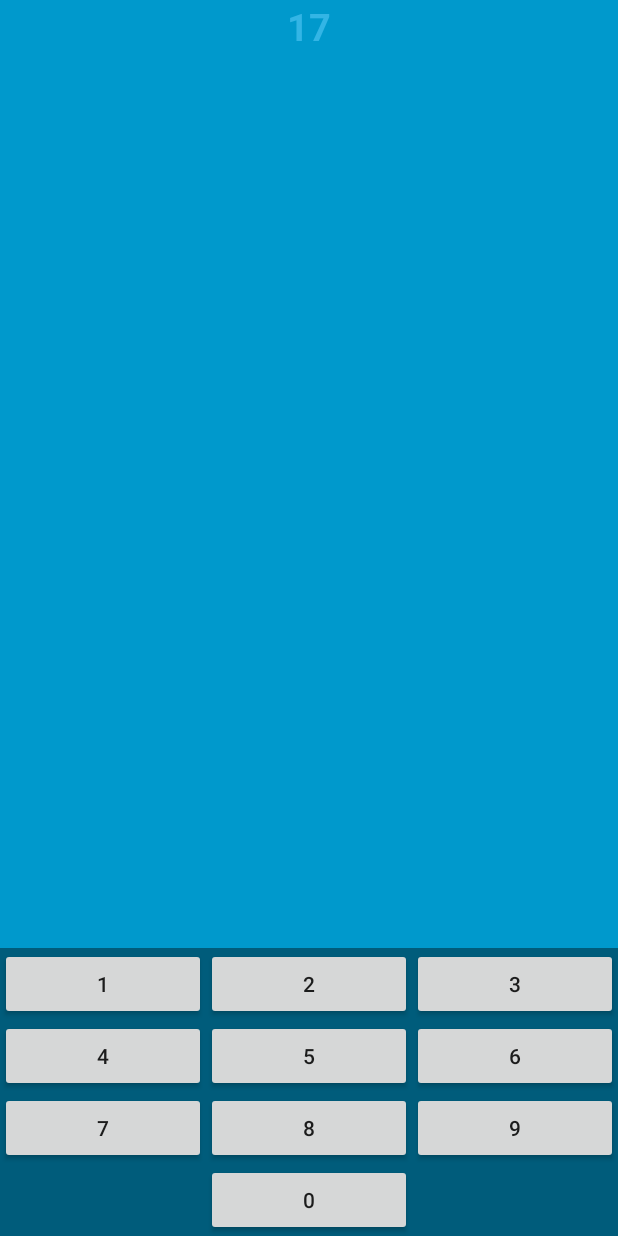
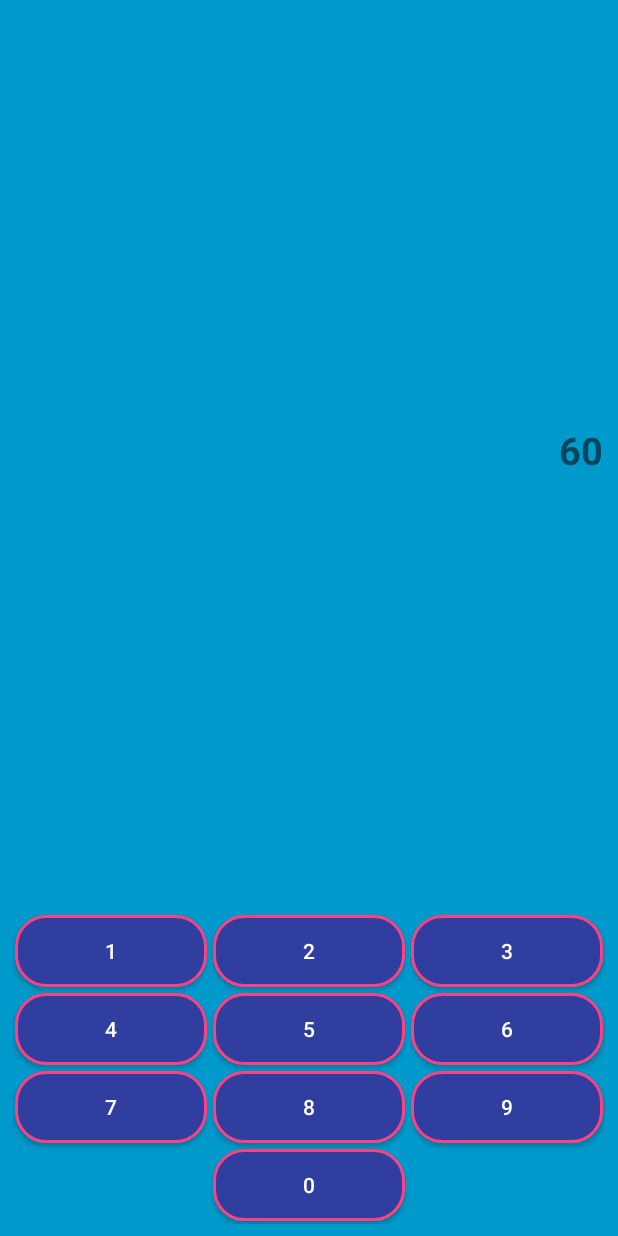
Before and after one commit to RISHIKESHP/PuzzleMath, an Android app: the screen it shows after launch (FullscreenActivity), on a phone screen of 412 x 824 dp. Run offline under Robolectric (Android 15) with nearby library versions, the phone set to English and light mode, and no system bars.

Commit message:
added gridview buttons and list logic to get mul/div/add

```diff
--- a/app/src/main/java/com/rishi/puzzlemath/activity/FullscreenActivity.java
+++ b/app/src/main/java/com/rishi/puzzlemath/activity/FullscreenActivity.java
@@ -3,23 +3,15 @@ package com.rishi.puzzlemath.activity;
 import android.os.Bundle;
 import android.support.v7.app.ActionBar;
 import android.support.v7.app.AppCompatActivity;
-import android.support.v7.widget.GridLayoutManager;
-import android.support.v7.widget.RecyclerView;
-import android.util.Log;
-import android.view.View;
 import android.widget.TextView;
 
 import com.rishi.puzzlemath.R;
-import com.rishi.puzzlemath.adapter.NumberRecyclerAdapter;
 import com.rishi.puzzlemath.util.Util;
 
 
-public class FullscreenActivity extends AppCompatActivity implements NumberRecyclerAdapter.ItemClickListener{
-    private RecyclerView mNumberRecyclerView;
+public class FullscreenActivity extends AppCompatActivity {
     private TextView mNumberTextview;
-    private NumberRecyclerAdapter mNumberRecyclerAdapter;
     private Util mUtil;
-    private String mNumbers[];
 
 
     @Override
@@ -34,7 +26,6 @@ public class FullscreenActivity extends AppCompatActivity implements NumberRecyc
         mUtil = new Util();
         initViews();
         setNumberValue();
-//        setAdapter();
     }
 
     private void setNumberValue() {
@@ -50,28 +41,17 @@ public class FullscreenActivity extends AppCompatActivity implements NumberRecyc
             case 4:
             case 5:
             case 6:
-                mUtil.setMin(16);
-                mUtil.setMax(30);
+                mUtil.setMin(50);
+                mUtil.setMax(100);
                 break;
         }
-        mNumberTextview.setText(""+mUtil.getRandomNumber(mUtil.getMin(),mUtil.getMax()));
+        int result = mUtil.getRandomNumber(mUtil.getMin(),mUtil.getMax());
+        mNumberTextview.setText(""+result);
+        mUtil.getPossibleList(result);
     }
 
     private void initViews() {
-   //     mNumberRecyclerView = findViewById(R.id.rv_numbers);
         mNumberTextview = findViewById(R.id.tv_value);
     }
-    private void setAdapter() {
-        mNumbers = new String[]{"1","2","3","4","5","6","7","8","9"};
-        int numberOfColumns = 3;
-        mNumberRecyclerView.setLayoutManager(new GridLayoutManager(this, numberOfColumns));
-        mNumberRecyclerAdapter = new NumberRecyclerAdapter(FullscreenActivity.this,mNumbers);
-        mNumberRecyclerAdapter.setClickListener(this);
-        mNumberRecyclerView.setAdapter(mNumberRecyclerAdapter);
-    }
 
-    @Override
-    public void onItemClick(View view, int position) {
-        Log.i("TAG", "You clicked number " + mNumberRecyclerAdapter.getItem(position) + ", which is at cell position " + position);
-    }
 }
--- a/app/src/main/java/com/rishi/puzzlemath/util/Util.java
+++ b/app/src/main/java/com/rishi/puzzlemath/util/Util.java
@@ -1,8 +1,12 @@
 package com.rishi.puzzlemath.util;
 
+import android.util.Log;
+
+import java.util.ArrayList;
 import java.util.Random;
 
 public class Util {
+    private String TAG = Util.class.getSimpleName();
     private int min;
     private int max;
 
@@ -35,4 +39,37 @@ public class Util {
     public int getRandomNumber(int min, int max){
         return new Random().nextInt((max - min) + 1) + min;
     }
+    public void getPossibleList(int number)
+    {
+        int mNumber = number;
+        ArrayList<String> mMultipleList = new ArrayList<>();
+        ArrayList<String> mAdditionList = new ArrayList<>();
+        ArrayList<String> mDevisionList = new ArrayList<>();
+
+       for (int i = 1; i <= mNumber ;i++)
+        {
+           for (int j = mNumber; j > 0; j--){
+               if (i * j == mNumber){
+                   mMultipleList.add(i+"*"+j);
+                  // int biggerNum = i > j ? i : j;
+                   Log.d(TAG,"possible lists mul are :"+i+"*"+j);
+               }
+               if (i + j == mNumber){
+                   mAdditionList.add(i+"+"+j);
+                   Log.d(TAG,"possible lists add are :"+i+"+"+j);
+               }
+           }
+            int mul = 0;
+           if (i > 1) {
+               mul = i * mNumber;
+               mDevisionList.add(mul+"/"+i);
+               Log.d(TAG, "devision list :" + mul + "/" + i + "=" + mNumber);
+           }
+
+        }
+        Log.d(TAG,"mMultipleList IS :"+mMultipleList.toString());
+        Log.d(TAG,"mAdditionList IS :"+mAdditionList.toString());
+        Log.d(TAG,"mDevisionList IS :"+mDevisionList.toString());
+
+    }
 }
--- /dev/null
+++ b/app/src/main/res/drawable/button_rounded_square.xml
@@ -0,0 +1,7 @@
+<?xml version="1.0" encoding="utf-8"?>
+<shape xmlns:android="http://schemas.android.com/apk/res/android" android:shape="rectangle">
+    <corners android:radius="20dp"/>
+    <solid android:color="@color/colorPrimaryDark"/>
+    <stroke android:color="@color/colorAccent" android:width="2dp"/>
+
+</shape>
--- a/app/src/main/res/layout/activity_fullscreen.xml
+++ b/app/src/main/res/layout/activity_fullscreen.xml
@@ -1,53 +1,55 @@
 <?xml version="1.0" encoding="utf-8"?>
-<FrameLayout xmlns:android="http://schemas.android.com/apk/res/android"
+<LinearLayout xmlns:android="http://schemas.android.com/apk/res/android"
     xmlns:tools="http://schemas.android.com/tools"
     android:layout_width="match_parent"
     android:layout_height="match_parent"
     android:background="#0099cc"
+    android:orientation="vertical"
     tools:context=".activity.FullscreenActivity">
 
     <!-- The primary full-screen view. This can be replaced with whatever view
          is needed to present your content, e.g. VideoView, SurfaceView,
          TextureView, etc. -->
+    <LinearLayout
+        android:layout_width="match_parent"
+        android:layout_height="0dp"
+        android:layout_weight="8"
+        android:orientation="horizontal">
+        <LinearLayout
+            android:layout_width="0dp"
+            android:layout_height="match_parent"
+            android:orientation="horizontal"
+            android:layout_weight="0.7">
+
+        </LinearLayout>
         <TextView
             android:id="@+id/tv_value"
-        android:layout_width="match_parent"
+            android:layout_width="wrap_content"
             android:layout_height="match_parent"
-        android:gravity="top|center_horizontal"
+            android:gravity="right|center_vertical"
             android:keepScreenOn="true"
-        android:text="@string/dummy_content"
-        android:textColor="#33b5e5"
+            android:text="444"
+            android:layout_margin="10dp"
             android:textSize="25sp"
             android:textStyle="bold" />
+    </LinearLayout>
 
     <!-- This FrameLayout insets its children based on system windows using
          android:fitsSystemWindows. -->
-    <FrameLayout
-        android:layout_width="match_parent"
-        android:layout_height="match_parent"
-        android:fitsSystemWindows="true">
+
 
     <LinearLayout
             android:id="@+id/fullscreen_content_controls"
             android:layout_width="match_parent"
             android:layout_height="wrap_content"
-            android:layout_gravity="bottom|center_horizontal"
-            android:background="@color/black_overlay"
-            android:orientation="horizontal"
-            tools:ignore="UselessParent">
 
-            <android.support.v7.widget.RecyclerView
-                android:id="@+id/rv_numbers"
-                android:layout_width="0dp"
-                android:visibility="gone"
-                android:layout_height="match_parent"
-                android:layout_weight="1"/>
+            android:fitsSystemWindows="true">
+
             <include layout="@layout/numbers_key"
                 android:layout_width="0dp"
                 android:layout_height="match_parent"
                 android:layout_weight="1"/>
 
     </LinearLayout>
-    </FrameLayout>
 
-</FrameLayout>
+</LinearLayout>
--- a/app/src/main/res/layout/numbers_key.xml
+++ b/app/src/main/res/layout/numbers_key.xml
@@ -7,6 +7,7 @@
     android:layout_alignParentRight="true"
     android:layout_alignParentStart="true"
     android:layout_gravity="center"
+    android:padding="8dp"
     android:columnCount="3"
     android:orientation="horizontal"
     android:weightSum="3"
@@ -14,42 +15,73 @@
 
     <Button
         android:layout_columnWeight="1"
+        android:layout_margin="2dp"
+        android:textColor="@android:color/white"
+        android:background="@drawable/button_rounded_square"
         android:text="1" />
 
     <Button
         android:layout_columnWeight="1"
+        android:layout_margin="2dp"
+        android:textColor="@android:color/white"
+        android:background="@drawable/button_rounded_square"
         android:text="2" />
 
     <Button
         android:layout_columnWeight="1"
+        android:layout_margin="2dp"
+        android:textColor="@android:color/white"
+        android:background="@drawable/button_rounded_square"
         android:text="3" />
 
     <Button
         android:layout_columnWeight="1"
+        android:layout_margin="2dp"
+        android:textColor="@android:color/white"
+        android:background="@drawable/button_rounded_square"
         android:text="4" />
 
     <Button
         android:layout_columnWeight="1"
+        android:textColor="@android:color/white"
+        android:layout_margin="2dp"
+        android:background="@drawable/button_rounded_square"
         android:text="5" />
 
     <Button
         android:layout_columnWeight="1"
+        android:layout_margin="2dp"
+        android:textColor="@android:color/white"
+        android:background="@drawable/button_rounded_square"
         android:text="6" />
 
     <Button
         android:layout_columnWeight="1"
+        android:layout_margin="2dp"
+        android:textColor="@android:color/white"
+        android:background="@drawable/button_rounded_square"
         android:text="7" />
 
     <Button
         android:layout_columnWeight="1"
+        android:layout_margin="2dp"
+        android:textColor="@android:color/white"
+        android:background="@drawable/button_rounded_square"
         android:text="8" />
 
     <Button
         android:layout_columnWeight="1"
+        android:layout_margin="2dp"
+        android:textColor="@android:color/white"
+        android:background="@drawable/button_rounded_square"
         android:text="9" />
 
     <Button
         android:layout_columnWeight="1"
+        android:layout_margin="2dp"
+        android:textColor="@android:color/white"
+        android:background="@drawable/button_rounded_square"
         android:layout_column="1"
         android:text="0" />
+
 </GridLayout>
```
Lines whose indentation alone changed are shown as unchanged.
